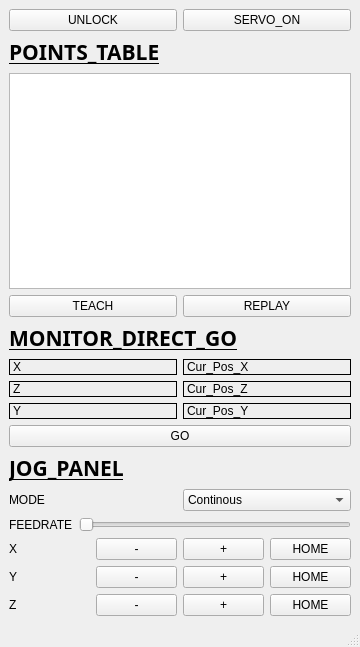
Old version of the form try_customize_ui/mainwindow.ui in the repository smandyscom/evalutions_to_linuxCNC.
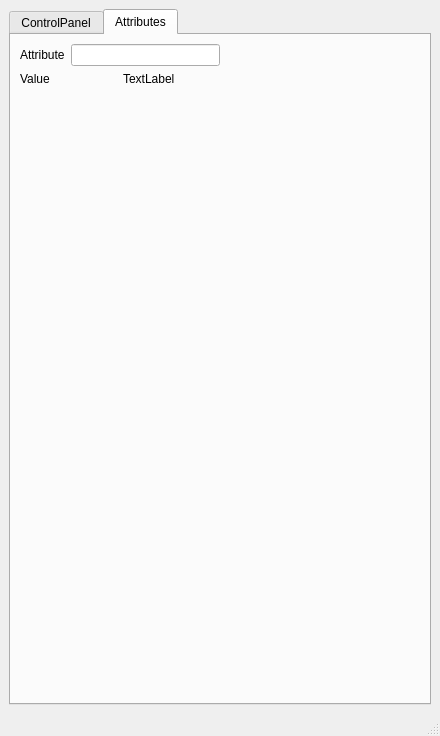
New version of the form. The open tabs and pages were chosen to show the change.

Commit message: teach button linked to tableview

What changed in the file:
```diff
--- a/try_customize_ui/mainwindow.ui
+++ b/try_customize_ui/mainwindow.ui
@@ -6,8 +6,8 @@
    <rect>
     <x>0</x>
     <y>0</y>
-    <width>360</width>
-    <height>647</height>
+    <width>440</width>
+    <height>736</height>
    </rect>
   </property>
   <property name="windowTitle">
@@ -16,6 +16,16 @@
   <widget class="QWidget" name="centralwidget">
    <layout class="QGridLayout" name="gridLayout">
     <item row="0" column="0">
+     <widget class="QTabWidget" name="tabWidget">
+      <property name="currentIndex">
+       <number>0</number>
+      </property>
+      <widget class="QWidget" name="tab">
+       <attribute name="title">
+        <string>ControlPanel</string>
+       </attribute>
+       <layout class="QGridLayout" name="gridLayout_2">
+        <item row="0" column="0">
      <layout class="QVBoxLayout" name="verticalLayout">
       <item>
        <layout class="QVBoxLayout" name="verticalLayout_2">
@@ -118,14 +128,7 @@
              </widget>
             </item>
             <item>
-             <widget class="QLabel" name="label_3">
-              <property name="frameShape">
-               <enum>QFrame::Box</enum>
-              </property>
-              <property name="text">
-               <string>Cur_Pos_X</string>
-              </property>
-             </widget>
+                 <widget class="QLineEdit" name="lineEdit_CUR_X"/>
             </item>
            </layout>
           </item>
@@ -151,14 +154,7 @@
              </widget>
             </item>
             <item>
-             <widget class="QLabel" name="label_5">
-              <property name="frameShape">
-               <enum>QFrame::Box</enum>
-              </property>
-              <property name="text">
-               <string>Cur_Pos_Z</string>
-              </property>
-             </widget>
+                 <widget class="QLineEdit" name="lineEdit_CUR_Y"/>
             </item>
            </layout>
           </item>
@@ -184,14 +180,7 @@
              </widget>
             </item>
             <item>
-             <widget class="QLabel" name="label_4">
-              <property name="frameShape">
-               <enum>QFrame::Box</enum>
-              </property>
-              <property name="text">
-               <string>Cur_Pos_Y</string>
-              </property>
-             </widget>
+                 <widget class="QLineEdit" name="lineEdit_CUR_Z"/>
             </item>
            </layout>
           </item>
@@ -382,6 +371,79 @@
        </layout>
       </item>
      </layout>
+        </item>
+       </layout>
+      </widget>
+      <widget class="QWidget" name="tab_2">
+       <attribute name="title">
+        <string>Attributes</string>
+       </attribute>
+       <layout class="QGridLayout" name="gridLayout_3">
+        <item row="0" column="0">
+         <layout class="QVBoxLayout" name="verticalLayout_5">
+          <item>
+           <layout class="QHBoxLayout" name="horizontalLayout_12">
+            <item>
+             <widget class="QLabel" name="label_15">
+              <property name="text">
+               <string>Attribute</string>
+              </property>
+             </widget>
+            </item>
+            <item>
+             <widget class="QLineEdit" name="lineEdit_STAT_ATTR"/>
+            </item>
+           </layout>
+          </item>
+          <item>
+           <layout class="QHBoxLayout" name="horizontalLayout_11">
+            <item>
+             <widget class="QLabel" name="label_16">
+              <property name="text">
+               <string>Value</string>
+              </property>
+             </widget>
+            </item>
+            <item>
+             <widget class="QLabel" name="label_STAT_VAL">
+              <property name="text">
+               <string>TextLabel</string>
+              </property>
+             </widget>
+            </item>
+           </layout>
+          </item>
+          <item>
+           <spacer name="verticalSpacer">
+            <property name="orientation">
+             <enum>Qt::Vertical</enum>
+            </property>
+            <property name="sizeHint" stdset="0">
+             <size>
+              <width>20</width>
+              <height>40</height>
+             </size>
+            </property>
+           </spacer>
+          </item>
+         </layout>
+        </item>
+        <item row="0" column="1">
+         <spacer name="horizontalSpacer">
+          <property name="orientation">
+           <enum>Qt::Horizontal</enum>
+          </property>
+          <property name="sizeHint" stdset="0">
+           <size>
+            <width>40</width>
+            <height>20</height>
+           </size>
+          </property>
+         </spacer>
+        </item>
+       </layout>
+      </widget>
+     </widget>
     </item>
    </layout>
   </widget>
```
Left out of the diff: 32 changed lines with no effect on the pictures. Lines whose indentation alone changed are shown as unchanged. The commit also changes 4 other files.
